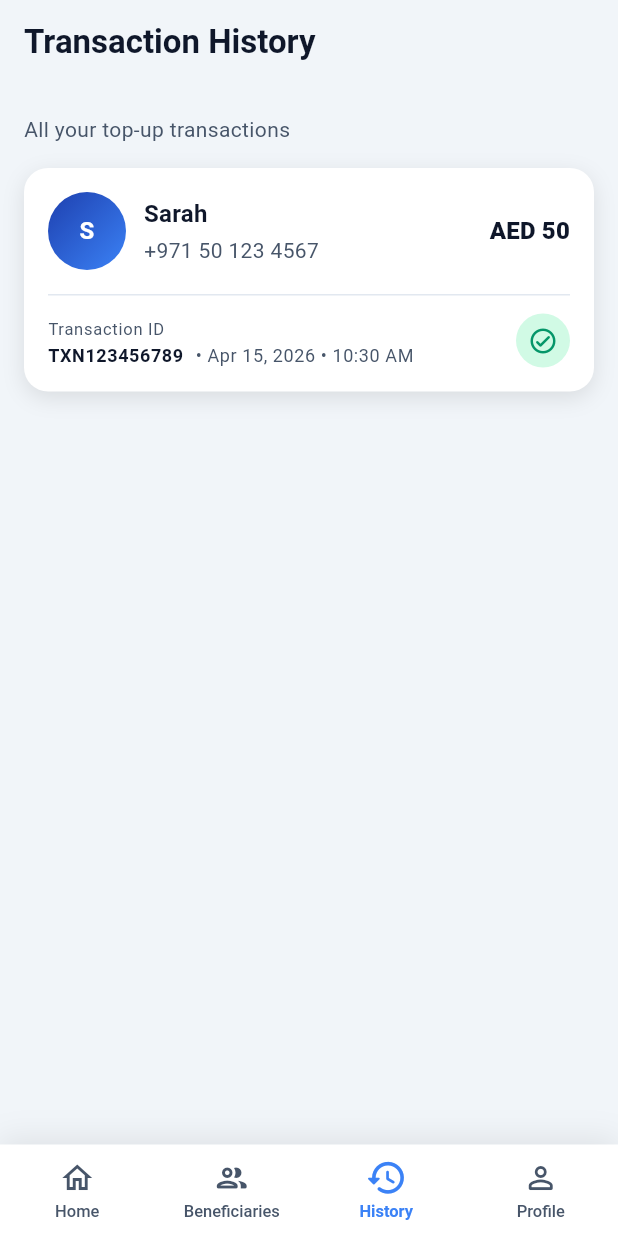
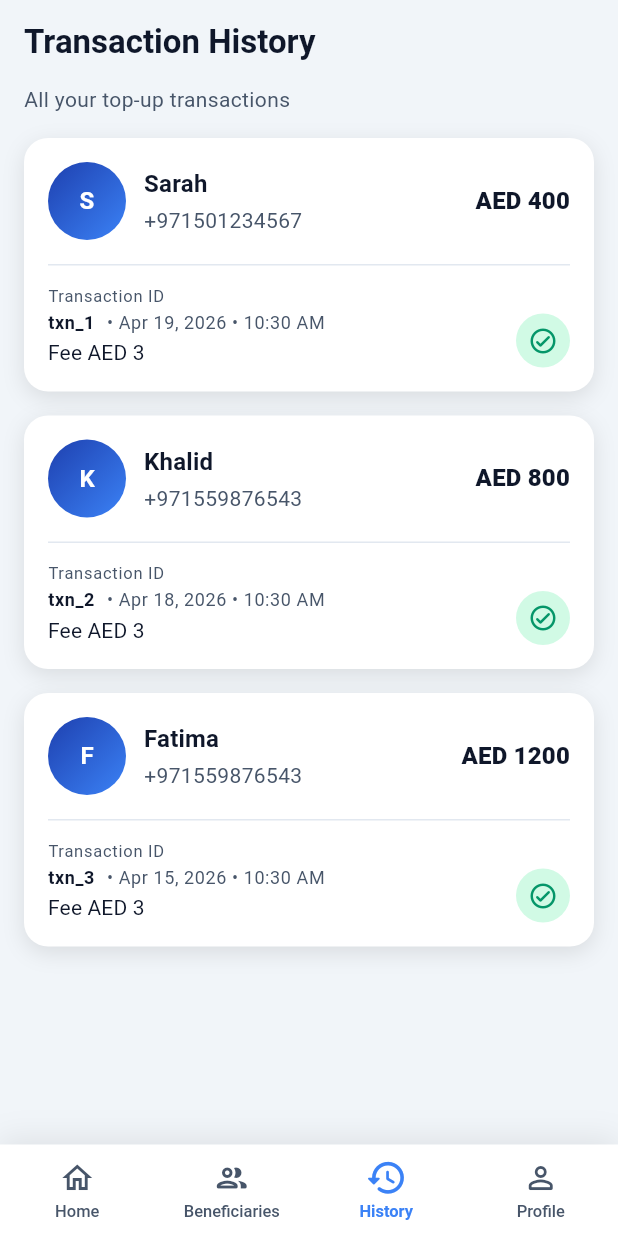
Before and after one commit to Naser-Sami/top_up_app, a Flutter app: the screen it shows after launch, item 3 of the bottom bar chosen, on a phone screen of 412 x 824 dp. Run offline on Flutter 3.47's test engine with Material 3 defaults, Android fonts, the phone set to English and light mode, and no system bars; our stand-ins replace dartz, equatable, flutter_bloc, get_it, go_router, hydrated_bloc.

Commit message:
feat: enhance HistoryScreen with BLoC integration and improve TransactionCard layout

```diff
--- a/lib/features/history/presentation/screen/history_screen.dart
+++ b/lib/features/history/presentation/screen/history_screen.dart
@@ -1,52 +1,100 @@
 import 'package:flutter/material.dart';
+import 'package:flutter_bloc/flutter_bloc.dart';
 import 'package:top_up_app/core/constants/_constants.dart';
+import 'package:top_up_app/core/utils/extensions/build_context.dart';
 import 'package:top_up_app/features/beneficiaries/_beneficiaries.dart';
-import 'package:top_up_app/features/history/domain/entities/transaction_entity.dart';
-import 'package:top_up_app/features/history/presentation/widgets/transaction_card.dart';
+import 'package:top_up_app/features/history/_history.dart';
 
-class HistoryScreen extends StatelessWidget {
+class HistoryScreen extends StatefulWidget {
   const HistoryScreen({super.key});
 
   @override
+  State<HistoryScreen> createState() => _HistoryScreenState();
+}
+
+class _HistoryScreenState extends State<HistoryScreen> {
+  @override
+  void initState() {
+    super.initState();
+    _fetchData();
+  }
+
+  Future<void> _fetchData() async {
+    final cubit = context.read<TransactionCubit>();
+    if (cubit.state is TransactionInitial) {
+      cubit.fetchTransactions();
+    }
+  }
+
+  @override
   Widget build(BuildContext context) {
-    final textTheme = Theme.of(context).textTheme;
-    final colorScheme = Theme.of(context).colorScheme;
+    final textTheme = context.textTheme;
+    final colors = context.colorScheme;
 
-    // Sample data — replace with BLoC-driven list when ready.
-    const sampleBeneficiary = BeneficiaryEntity(
-      id: '1',
-      nickname: 'Sarah',
-      phoneNumber: '+971 50 123 4567',
-    );
-
-    final sampleTransaction = TransactionEntity(
-      id: 'TXN123456789',
-      beneficiaryId: '1',
-      amount: 50,
-      fee: 1,
-      createdAt: DateTime(2026, 4, 15, 10, 30),
-    );
+    final beneficiaries = context
+        .select<BeneficiaryCubit, List<BeneficiaryEntity>>(
+          (c) => c.state is BeneficiaryLoaded
+              ? (c.state as BeneficiaryLoaded).beneficiaries
+              : [],
+        );
 
     return Scaffold(
       appBar: AppBar(title: const Text('Transaction History')),
-      body: SingleChildScrollView(
-        padding: const EdgeInsets.symmetric(
-          horizontal: AppPadding.p16,
-          vertical: AppPadding.p20,
-        ),
+      body: Padding(
+        padding: const EdgeInsets.symmetric(horizontal: AppPadding.p16),
         child: Column(
           crossAxisAlignment: CrossAxisAlignment.start,
           children: [
             Text(
               'All your top-up transactions',
               style: textTheme.bodyMedium?.copyWith(
-                color: colorScheme.onSurfaceVariant,
+                color: colors.onSurfaceVariant,
               ),
             ),
             const SizedBox(height: AppSize.s16),
-            TransactionCard(
-              transaction: sampleTransaction,
-              beneficiary: sampleBeneficiary,
+            BlocBuilder<TransactionCubit, TransactionState>(
+              builder: (context, state) {
+                if (state is TransactionLoading) {
+                  return const Center(child: CircularProgressIndicator());
+                }
+
+                if (state is TransactionError) {
+                  return Center(child: Text(state.message));
+                }
+
+                if (state is TransactionLoaded) {
+                  final transactions = state.transactions;
+
+                  if (transactions.isEmpty) {
+                    return const Center(child: Text('No transactions found.'));
+                  }
+
+                  return Expanded(
+                    child: ListView.separated(
+                      itemBuilder: (context, index) {
+                        final transaction = transactions[index];
+                        final beneficiary = beneficiaries.firstWhere(
+                          (b) => b.id == transaction.beneficiaryId,
+                          orElse: () => const BeneficiaryEntity(
+                            id: '',
+                            nickname: 'Unknown',
+                            phoneNumber: '',
+                          ),
+                        );
+
+                        return TransactionCard(
+                          transaction: transaction,
+                          beneficiary: beneficiary,
+                        );
+                      },
+                      separatorBuilder: (context, _) =>
+                          const SizedBox(height: AppSize.s16),
+                      itemCount: transactions.length,
+                    ),
+                  );
+                }
+                return const SizedBox.shrink();
+              },
             ),
           ],
         ),
--- a/lib/features/history/presentation/widgets/transaction_card.dart
+++ b/lib/features/history/presentation/widgets/transaction_card.dart
@@ -130,21 +130,35 @@ class TransactionCard extends StatelessWidget {
                       const SizedBox(height: AppSize.s02),
                       Row(
                         children: [
-                          Text(
+                          Flexible(
+                            child: Text(
                               transaction.id,
                               style: textTheme.bodySmall?.copyWith(
                                 fontWeight: FontWeight.w600,
                                 color: colorScheme.onSurface,
                               ),
                             ),
+                          ),
                           const SizedBox(width: AppSize.s08),
-                          Text(
+                          Flexible(
+                            flex: 2,
+                            child: Text(
                               '• $formattedDate',
+                              maxLines: 1,
+                              overflow: TextOverflow.ellipsis,
                               style: textTheme.bodySmall?.copyWith(
                                 color: colorScheme.onSurfaceVariant,
                               ),
                             ),
+                          ),
                         ],
+                      ),
+                      const SizedBox(height: AppSize.s02),
+                      Text(
+                        'Fee AED ${transaction.fee.toStringAsFixed(0)}',
+                        style: textTheme.titleSmall?.copyWith(
+                          color: colorScheme.onSurface,
+                        ),
                       ),
                     ],
                   ),
```
Lines whose indentation alone changed are shown as unchanged.
